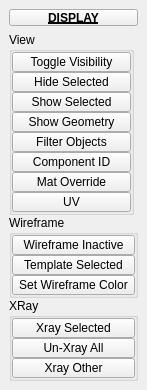
First picture: the form in tentacle/ui/3/display.ui, repository m3trik/tentacle, before the edit.
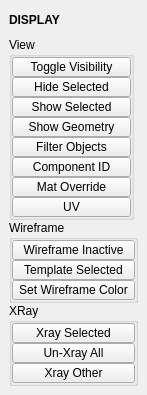
Second picture: the form after the edit. Custom widgets are drawn as their Qt base class.

Diff of the .ui file:
```diff
--- a/tentacle/ui/3/display.ui
+++ b/tentacle/ui/3/display.ui
@@ -40,32 +40,28 @@
   <widget class="QWidget" name="main_widget">
    <layout class="QVBoxLayout" name="verticalLayout_2">
     <item>
-     <widget class="PushButtonDraggable" name="draggable_header">
+     <widget class="Draggable_header" name="draggable_header">
       <property name="minimumSize">
        <size>
-        <width>19</width>
-        <height>17</height>
+        <width>0</width>
+        <height>22</height>
        </size>
       </property>
       <property name="maximumSize">
        <size>
-        <width>999</width>
-        <height>17</height>
+        <width>125</width>
+        <height>22</height>
        </size>
       </property>
       <property name="font">
        <font>
         <weight>75</weight>
         <bold>true</bold>
-        <underline>true</underline>
        </font>
       </property>
       <property name="text">
        <string>DISPLAY</string>
       </property>
-      <property name="checkable">
-       <bool>true</bool>
-      </property>
      </widget>
     </item>
     <item>
@@ -458,9 +454,9 @@
  </widget>
  <customwidgets>
   <customwidget>
-   <class>PushButtonDraggable</class>
-   <extends>QPushButton</extends>
-   <header>widgets.pushbuttondraggable.h</header>
+   <class>Draggable_header</class>
+   <extends>QLabel</extends>
+   <header>draggable_header.h</header>
   </customwidget>
  </customwidgets>
  <resources/>
```
